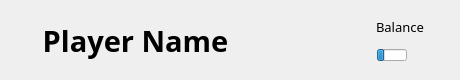
This is playerinfo.ui in wudi-7mi/open_ra2ob_qt6 as Qt 5 draws it before an edit. The edited form follows.
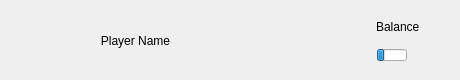
This is the edited form. Icons and pictures are not drawn.

```diff
--- a/playerinfo.ui
+++ b/playerinfo.ui
@@ -22,13 +22,6 @@
      <height>46</height>
     </rect>
    </property>
-   <property name="font">
-    <font>
-     <family>OPlusSans 3.0</family>
-     <pointsize>22</pointsize>
-     <bold>true</bold>
-    </font>
-   </property>
    <property name="text">
     <string>&lt;html&gt;&lt;head/&gt;&lt;body&gt;&lt;p&gt;&lt;span style=&quot; color:#000000;&quot;&gt;Player Name&lt;/span&gt;&lt;/p&gt;&lt;/body&gt;&lt;/html&gt;</string>
    </property>
@@ -45,12 +38,6 @@
      <height>18</height>
     </rect>
    </property>
-   <property name="font">
-    <font>
-     <family>OPlusSans 3.0 Medium</family>
-     <pointsize>10</pointsize>
-    </font>
-   </property>
    <property name="text">
     <string>&lt;html&gt;&lt;head/&gt;&lt;body&gt;&lt;p&gt;&lt;span style=&quot; color:#000000;&quot;&gt;Balance&lt;/span&gt;&lt;/p&gt;&lt;/body&gt;&lt;/html&gt;</string>
    </property>
```
